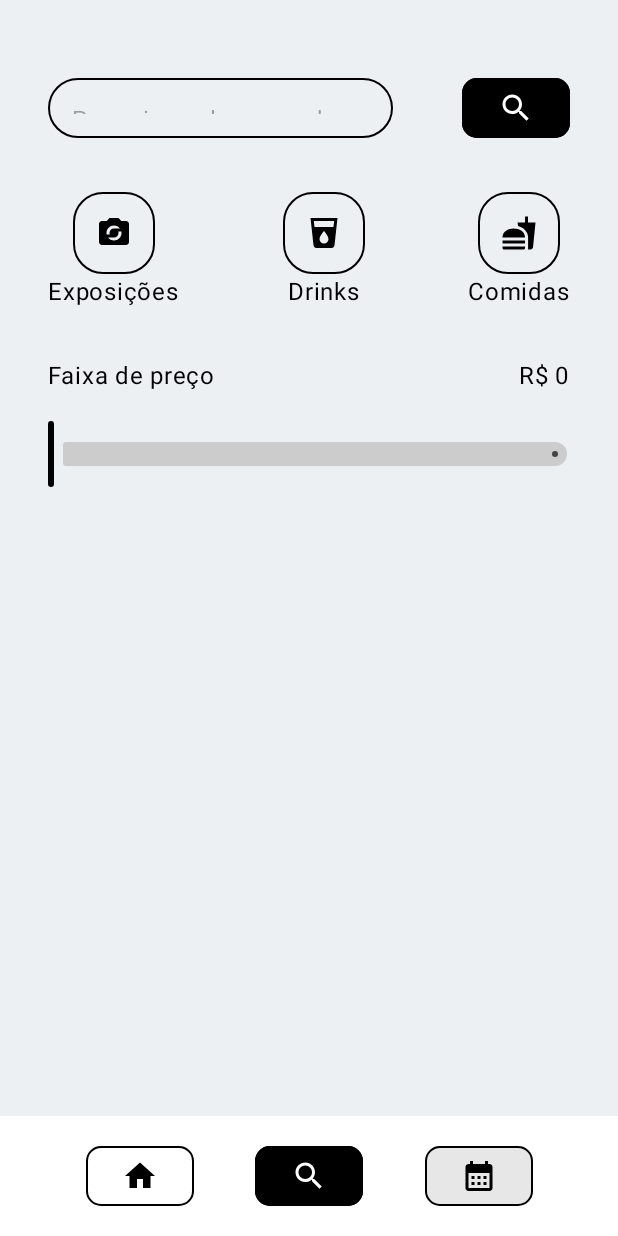
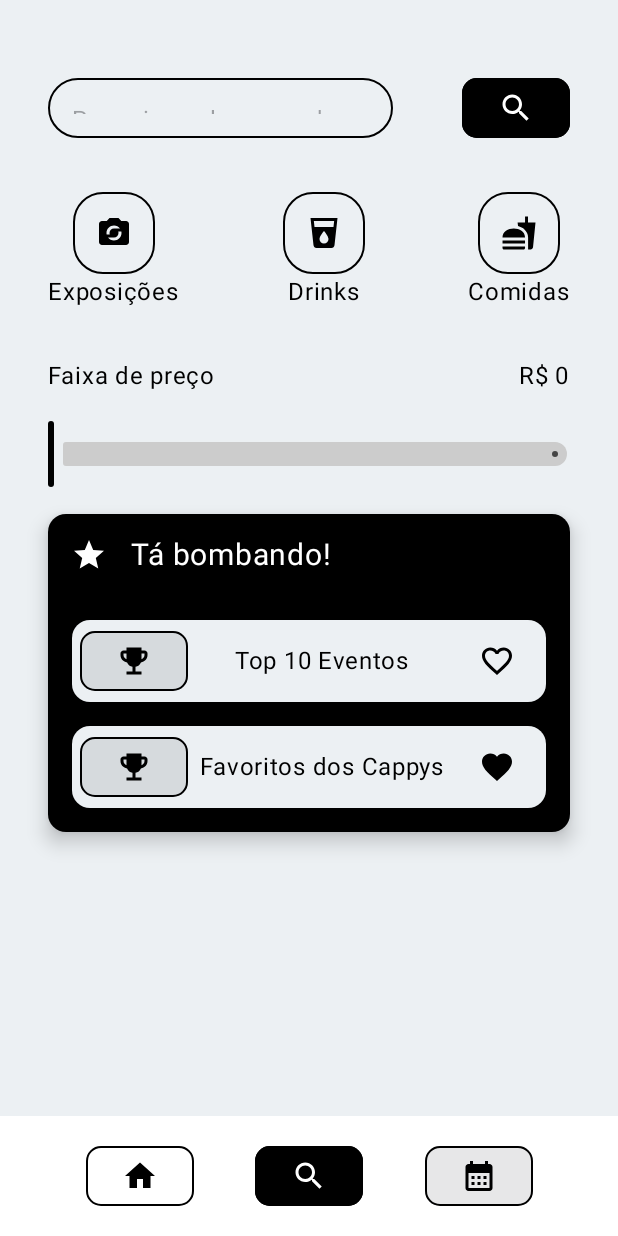
Before and after one commit to schin0/cappybara, an Android app built with Jetpack Compose: the PesquisaScreen screen opened through its navigation route, on a phone screen of 412 x 824 dp. Run offline under Robolectric (Android 15) with nearby library versions, the phone set to English and light mode, and no system bars.

Commit message:
Adicionar card com eventos bombásticos

```diff
--- /dev/null
+++ b/app/src/main/java/br/com/invocoders/cappybara/screens/EventosBombasticosScreen.kt
@@ -0,0 +1,147 @@
+package br.com.invocoders.cappybara.screens
+
+import androidx.compose.foundation.Image
+import androidx.compose.foundation.layout.Arrangement
+import androidx.compose.foundation.layout.Column
+import androidx.compose.foundation.layout.Row
+import androidx.compose.foundation.layout.fillMaxWidth
+import androidx.compose.foundation.layout.padding
+import androidx.compose.foundation.shape.RoundedCornerShape
+import androidx.compose.material3.Card
+import androidx.compose.material3.CardDefaults
+import androidx.compose.material3.Text
+import androidx.compose.runtime.Composable
+import androidx.compose.ui.Alignment
+import androidx.compose.ui.Modifier
+import androidx.compose.ui.graphics.Color
+import androidx.compose.ui.res.colorResource
+import androidx.compose.ui.res.painterResource
+import androidx.compose.ui.text.style.TextAlign
+import androidx.compose.ui.unit.dp
+import androidx.compose.ui.unit.sp
+import androidx.navigation.NavController
+import br.com.invocoders.cappybara.R
+import br.com.invocoders.cappybara.components.BotaoComponente
+import br.com.invocoders.cappybara.model.MenuItem
+
+@Composable
+fun EventosBombasticosScreen(navController: NavController) {
+    Column(
+        modifier = Modifier.fillMaxWidth()
+    ) {
+        Card(
+            colors = CardDefaults.cardColors(
+                containerColor = Color.Black,
+                contentColor = Color.White
+            ),
+            elevation = CardDefaults.cardElevation(8.dp),
+            shape = RoundedCornerShape(12.dp)
+        ) {
+            Row(
+                modifier = Modifier.fillMaxWidth(),
+                verticalAlignment = Alignment.CenterVertically
+            ) {
+                Image(
+                    painter = painterResource(id = R.drawable.baseline_star_24_white),
+                    contentDescription = "Logo de estrela",
+                    Modifier
+                        .padding(15.dp)
+                )
+
+                Text(
+                    text = "Tá bombando!",
+                    textAlign = TextAlign.Center,
+                    fontSize = 20.sp
+                )
+            }
+
+            Row(
+                modifier = Modifier.fillMaxWidth()
+            ) {
+                Card(
+                    modifier = Modifier
+                        .fillMaxWidth()
+                        .padding(16.dp),
+                    colors = CardDefaults.cardColors(
+                        containerColor = colorResource(id = R.color.cinza_claro),
+                        contentColor = Color.Black
+                    ),
+                    shape = RoundedCornerShape(12.dp)
+                ) {
+                    Row(
+                        modifier = Modifier
+                            .fillMaxWidth()
+                            .padding(horizontal = 5.dp),
+                        horizontalArrangement = Arrangement.SpaceBetween,
+                        verticalAlignment = Alignment.CenterVertically
+                    ) {
+                        BotaoComponente(
+                            item = MenuItem(
+                                "pesquisa",
+                                R.drawable.baseline_emoji_events_24,
+                                R.drawable.baseline_emoji_events_24,
+                                "eventos",
+                                habilitado = false
+                            ),
+                            selecionado = true,
+                            navController = navController
+                        )
+
+                        Text(text = "Top 10 Eventos", color = Color.Black)
+
+                        Image(
+                            painter = painterResource(id = R.drawable.baseline_favorite_border_24),
+                            contentDescription = "Logo de estrela",
+                            Modifier
+                                .padding(15.dp)
+                        )
+                    }
+                }
+            }
+
+            Row(
+                modifier = Modifier.fillMaxWidth()
+            ) {
+                Card(
+                    modifier = Modifier
+                        .fillMaxWidth()
+                        .padding(top = 0.dp, start = 16.dp, end = 16.dp, bottom = 16.dp),
+                    colors = CardDefaults.cardColors(
+                        containerColor = colorResource(id = R.color.cinza_claro),
+                        contentColor = Color.Black
+                    ),
+                    shape = RoundedCornerShape(12.dp)
+                ) {
+                    Row(
+                        modifier = Modifier
+                            .fillMaxWidth()
+                            .padding(horizontal = 5.dp),
+                        horizontalArrangement = Arrangement.SpaceBetween,
+                        verticalAlignment = Alignment.CenterVertically
+                    ) {
+                        BotaoComponente(
+                            item = MenuItem(
+                                "pesquisa",
+                                R.drawable.baseline_emoji_events_24,
+                                R.drawable.baseline_emoji_events_24,
+                                "eventos",
+                                habilitado = false
+                            ),
+                            selecionado = true,
+                            navController = navController
+                        )
+
+                        Text(text = "Favoritos dos Cappys", color = Color.Black)
+
+                        Image(
+                            painter = painterResource(id = R.drawable.baseline_favorite_24),
+                            contentDescription = "Logo de estrela",
+                            Modifier
+                                .padding(15.dp)
+                        )
+                    }
+                }
+            }
+        }
+    }
+}
--- a/app/src/main/java/br/com/invocoders/cappybara/screens/PesquisaScreen.kt
+++ b/app/src/main/java/br/com/invocoders/cappybara/screens/PesquisaScreen.kt
@@ -57,7 +57,12 @@ fun PesquisaScreen(navController: NavController) {
             )
 
             BotaoComponente(
-                item = MenuItem("pesquisa", R.drawable.baseline_search_24, R.drawable.baseline_search_24_white, "pesquisa"),
+                item = MenuItem(
+                    "pesquisa",
+                    R.drawable.baseline_search_24,
+                    R.drawable.baseline_search_24_white,
+                    "pesquisa"
+                ),
                 selecionado = true,
                 navController = navController
             )
@@ -66,6 +71,10 @@ fun PesquisaScreen(navController: NavController) {
         CategoriasScreen()
 
         IntervaloPreco()
+
+        Spacer(modifier = Modifier.height(16.dp))
+
+        EventosBombasticosScreen(navController)
     }
 
     MenuScreen(navController, "pesquisa")
--- /dev/null
+++ b/app/src/main/res/drawable/baseline_emoji_events_24.xml
@@ -0,0 +1,5 @@
+<vector xmlns:android="http://schemas.android.com/apk/res/android" android:height="24dp" android:tint="#000000" android:viewportHeight="24" android:viewportWidth="24" android:width="24dp">
+
+    <path android:fillColor="@android:color/white" android:pathData="M19,5h-2V3H7v2H5C3.9,5 3,5.9 3,7v1c0,2.55 1.92,4.63 4.39,4.94c0.63,1.5 1.98,2.63 3.61,2.96V19H7v2h10v-2h-4v-3.1c1.63,-0.33 2.98,-1.46 3.61,-2.96C19.08,12.63 21,10.55 21,8V7C21,5.9 20.1,5 19,5zM5,8V7h2v3.82C5.84,10.4 5,9.3 5,8zM19,8c0,1.3 -0.84,2.4 -2,2.82V7h2V8z"/>
+
+</vector>
--- /dev/null
+++ b/app/src/main/res/drawable/baseline_favorite_24.xml
@@ -0,0 +1,5 @@
+<vector xmlns:android="http://schemas.android.com/apk/res/android" android:height="24dp" android:tint="#000000" android:viewportHeight="24" android:viewportWidth="24" android:width="24dp">
+
+    <path android:fillColor="@android:color/white" android:pathData="M12,21.35l-1.45,-1.32C5.4,15.36 2,12.28 2,8.5 2,5.42 4.42,3 7.5,3c1.74,0 3.41,0.81 4.5,2.09C13.09,3.81 14.76,3 16.5,3 19.58,3 22,5.42 22,8.5c0,3.78 -3.4,6.86 -8.55,11.54L12,21.35z"/>
+
+</vector>
--- /dev/null
+++ b/app/src/main/res/drawable/baseline_favorite_border_24.xml
@@ -0,0 +1,5 @@
+<vector xmlns:android="http://schemas.android.com/apk/res/android" android:height="24dp" android:tint="#000000" android:viewportHeight="24" android:viewportWidth="24" android:width="24dp">
+
+    <path android:fillColor="@android:color/white" android:pathData="M16.5,3c-1.74,0 -3.41,0.81 -4.5,2.09C10.91,3.81 9.24,3 7.5,3 4.42,3 2,5.42 2,8.5c0,3.78 3.4,6.86 8.55,11.54L12,21.35l1.45,-1.32C18.6,15.36 22,12.28 22,8.5 22,5.42 19.58,3 16.5,3zM12.1,18.55l-0.1,0.1 -0.1,-0.1C7.14,14.24 4,11.39 4,8.5 4,6.5 5.5,5 7.5,5c1.54,0 3.04,0.99 3.57,2.36h1.87C13.46,5.99 14.96,5 16.5,5c2,0 3.5,1.5 3.5,3.5 0,2.89 -3.14,5.74 -7.9,10.05z"/>
+
+</vector>
--- /dev/null
+++ b/app/src/main/res/drawable/baseline_star_24_white.xml
@@ -0,0 +1,5 @@
+<vector xmlns:android="http://schemas.android.com/apk/res/android" android:height="24dp" android:tint="#FFFFFF" android:viewportHeight="24" android:viewportWidth="24" android:width="24dp">
+
+    <path android:fillColor="@android:color/white" android:pathData="M12,17.27L18.18,21l-1.64,-7.03L22,9.24l-7.19,-0.61L12,2 9.19,8.63 2,9.24l5.46,4.73L5.82,21z"/>
+
+</vector>
```
